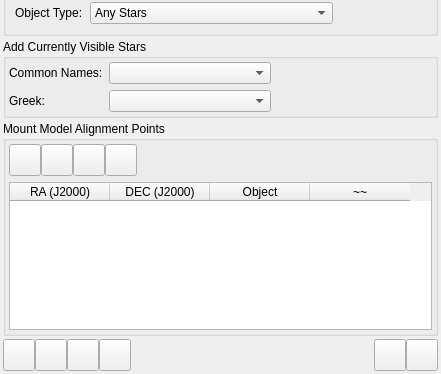
Above: kstars/ekos/align/mountmodel.ui from KDE/kstars before the change; both pictures show x 0 to 441 and y 161 to 535 of the 441 by 535 pixel window. Below: the same form after it.
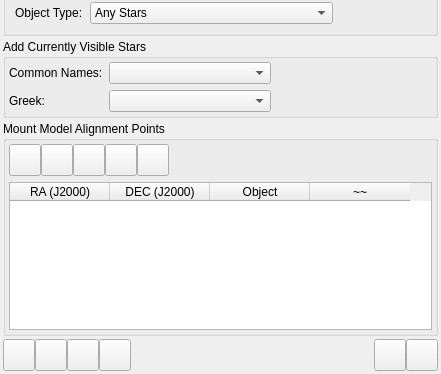
That is the form after the change.

Commit message:
Here is a patch that will add a sort function to the mount modeling tool that will start with the point that is currently closest to the telescope and then sort the rest of the points by the minimal distance after the previous point.  Also I added a check to see if Goto Nothing is selected in the align module and if so, a warning is issued when the user tries to start the modeling tool.
CCMAIL:kstars-devel@kde.org

```diff
--- a/kstars/ekos/align/mountmodel.ui
+++ b/kstars/ekos/align/mountmodel.ui
@@ -393,6 +393,28 @@
           </property>
          </widget>
         </item>
+        <item>
+         <widget class="QPushButton" name="sortAlignB">
+          <property name="minimumSize">
+           <size>
+            <width>32</width>
+            <height>32</height>
+           </size>
+          </property>
+          <property name="maximumSize">
+           <size>
+            <width>32</width>
+            <height>32</height>
+           </size>
+          </property>
+          <property name="toolTip">
+           <string>&lt;html&gt;&lt;head/&gt;&lt;body&gt;&lt;p&gt;Sort the alignment points, starting with the point closest to the current telescope position, to try to minimize the distance between each slew.&lt;/p&gt;&lt;/body&gt;&lt;/html&gt;</string>
+          </property>
+          <property name="text">
+           <string/>
+          </property>
+         </widget>
+        </item>
         <item>
          <spacer name="horizontalSpacer_2">
           <property name="orientation">
```
The commit also changes 2 other files.
